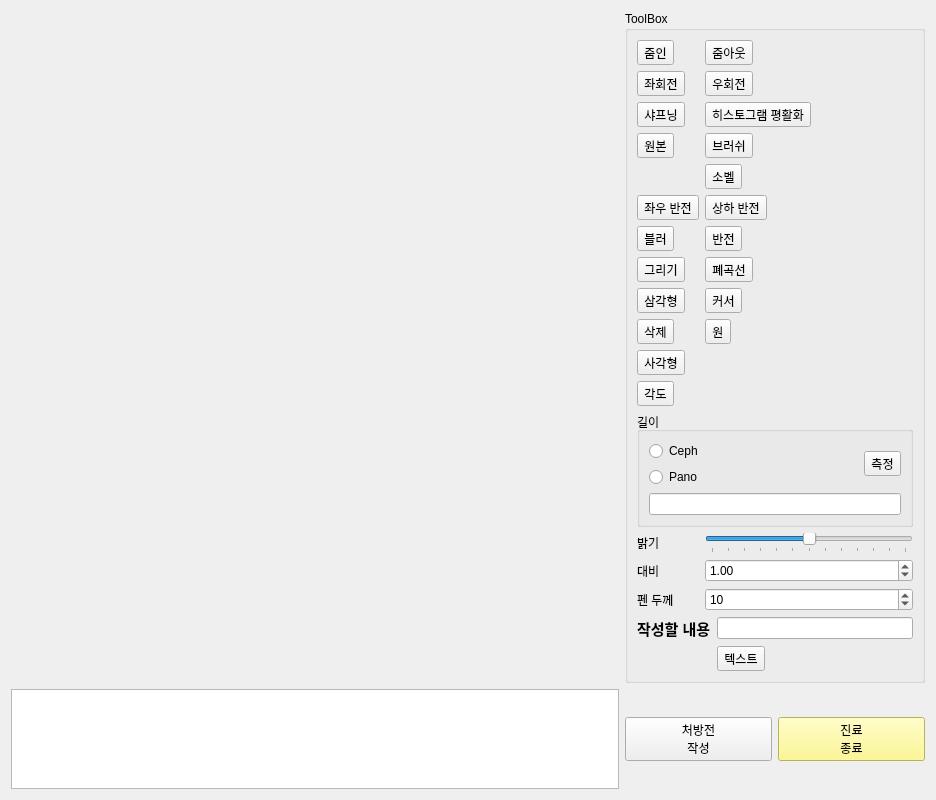
This is ImageViewerSW_0127/imagealbum.ui in Jeong0809/Final_Project as Qt 5 draws it before an edit. The edited form follows.
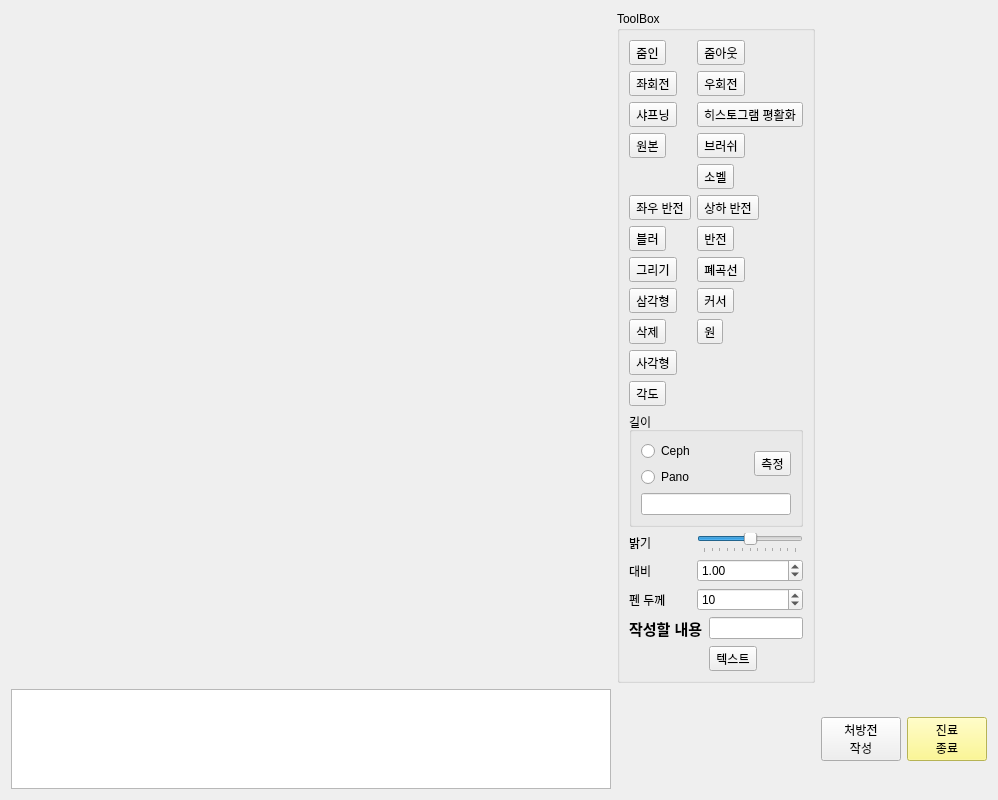
This is the edited form.

Patch:
```diff
--- a/ImageViewerSW_0127/imagealbum.ui
+++ b/ImageViewerSW_0127/imagealbum.ui
@@ -7,7 +7,7 @@
     <x>0</x>
     <y>0</y>
     <width>936</width>
-    <height>622</height>
+    <height>645</height>
    </rect>
   </property>
   <property name="cursor">
@@ -23,6 +23,29 @@
    <string>Form</string>
   </property>
   <layout class="QGridLayout" name="gridLayout_2">
+   <item row="1" column="2">
+    <layout class="QHBoxLayout" name="horizontalLayout_2">
+     <item>
+      <widget class="QPushButton" name="Prescription">
+       <property name="text">
+        <string>처방전
+작성</string>
+       </property>
+      </widget>
+     </item>
+     <item>
+      <widget class="QPushButton" name="EndTreatment">
+       <property name="styleSheet">
+        <string notr="true">QPushButton {background-color: rgb(255, 250, 117)}</string>
+       </property>
+       <property name="text">
+        <string>진료
+종료</string>
+       </property>
+      </widget>
+     </item>
+    </layout>
+   </item>
    <item row="1" column="0">
     <widget class="QListWidget" name="listWidget">
      <property name="minimumSize">
@@ -367,32 +390,6 @@
      </widget>
     </widget>
    </item>
-   <item row="1" column="1">
-    <layout class="QHBoxLayout" name="horizontalLayout_2">
-     <item>
-      <widget class="QPushButton" name="Prescription">
-       <property name="text">
-        <string>처방전
-작성</string>
-       </property>
-      </widget>
-     </item>
-     <item>
-      <widget class="QPushButton" name="EndTreatment">
-       <property name="styleSheet">
-        <string notr="true">QPushButton {background-color: rgb(255, 250, 117)}</string>
-       </property>
-       <property name="text">
-        <string>진료
-종료</string>
-       </property>
-      </widget>
-     </item>
-    </layout>
-   </item>
-   <item row="0" column="0">
-    <layout class="QGridLayout" name="gridLayout"/>
-   </item>
   </layout>
  </widget>
  <resources/>
```
Left out of the diff: 3 changed lines with no effect on the pictures.
